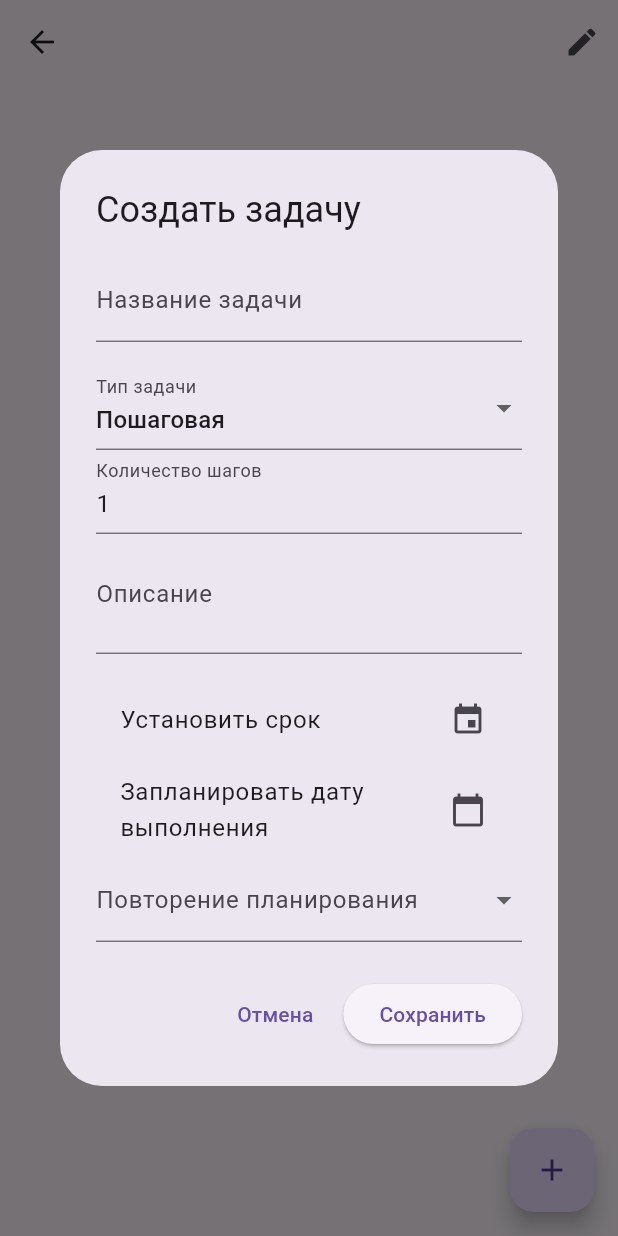
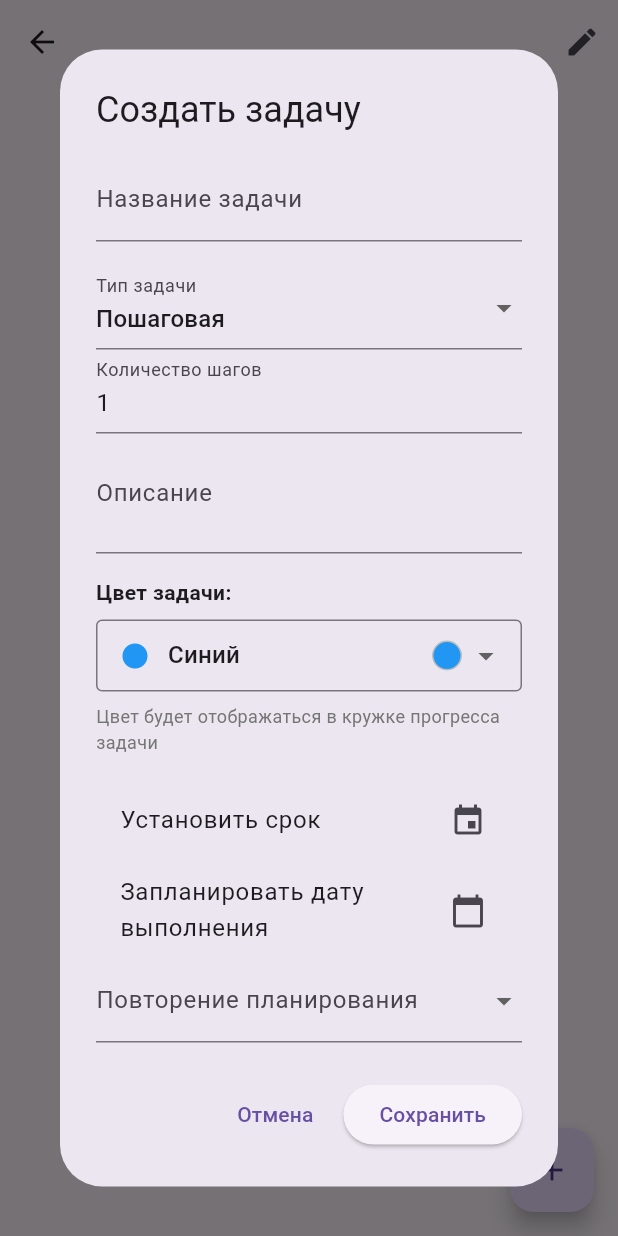
Before and after one commit to Vinillian/task_tracker, a Flutter app: the ProjectDetailScreen screen opened directly with empty values, after a tap on the "add" icon, on a phone screen of 412 x 824 dp. Run offline on Flutter 3.47's test engine with Material 3 defaults, Android fonts, the phone set to English and light mode, and no system bars; our stand-ins replace cloud_firestore, firebase_auth, firebase_core, hive, hive_flutter, share_plus and 1 more; accounts and stored records are empty.

Commit message:
feat: add color selection for tasks with dropdown picker
- Implement color field in Task model with Hive support
- Add dropdown color picker in task edit dialog
- Display task color in progress circles
- Support 18 color options with visual preview
- Maintain backward compatibility with default blue color

```diff
--- a/lib/models/task.dart
+++ b/lib/models/task.dart
@@ -2,7 +2,7 @@ import 'stage.dart';
 import 'package:hive/hive.dart';
 import 'task_type.dart';
 import 'recurrence.dart';
-
+import 'package:flutter/material.dart'; // ← ДОБАВИТЬ ЭТУ СТРОКУ
 part 'task.g.dart';
 
 @HiveType(typeId: 2)
@@ -37,6 +37,9 @@ class Task {
   @HiveField(9)
   final DateTime? plannedDate;
 
+  @HiveField(10) // Новое поле - следующий доступный номер
+  final int colorValue; // Будем хранить как int (цвет в формате 0xAARRGGBB)
+
 
   Task({
     required this.name,
@@ -44,12 +47,16 @@ class Task {
     required this.totalSteps,
     List<Stage>? stages,
     this.taskType = 'stepByStep',
-    this.recurrence, // Уже есть
+    this.recurrence,
     this.dueDate,
     this.isCompleted = false,
     this.description,
-    this.plannedDate, // Добавлено
+    this.plannedDate,
+    this.colorValue = 0xFF2196F3, // Синий по умолчанию
   }) : stages = stages ?? [];
+
+  // Добавляем геттер для удобства
+  Color get color => Color(colorValue);
 
   Map<String, dynamic> toFirestore() {
     return {
@@ -63,6 +70,7 @@ class Task {
       'isCompleted': isCompleted,
       'description': description,
       'plannedDate': plannedDate?.toIso8601String(), // Добавлено
+      'colorValue': colorValue, // Добавляем цвет
     };
   }
 
@@ -86,6 +94,7 @@ class Task {
       plannedDate: data['plannedDate'] != null // Добавлено
           ? DateTime.parse(data['plannedDate'])
           : null,
+      colorValue: data['colorValue'] ?? 0xFF2196F3, // Новое поле
     );
   }
 }
--- a/lib/screens/project_detail_screen.dart
+++ b/lib/screens/project_detail_screen.dart
@@ -93,9 +93,9 @@ class _ProjectDetailScreenState extends State<ProjectDetailScreen> {
         width: 36,
         height: 36,
         decoration: BoxDecoration(
-          color: ProgressUtils.getTaskColor(progress).withOpacity(0.2),
+          color: task.color.withOpacity(0.2),
           shape: BoxShape.circle,
-          border: Border.all(color: ProgressUtils.getTaskColor(progress)),
+          border: Border.all(color: task.color),
         ),
         child: Center(
           child: Text(
@@ -103,7 +103,7 @@ class _ProjectDetailScreenState extends State<ProjectDetailScreen> {
             style: TextStyle(
               fontSize: 10,
               fontWeight: FontWeight.bold,
-              color: ProgressUtils.getTaskColor(progress),
+              color: task.color,
             ),
           ),
         ),
--- a/lib/services/task_service.dart
+++ b/lib/services/task_service.dart
@@ -13,6 +13,7 @@ class TaskService {
     Recurrence? recurrence,
     DateTime? dueDate,
     String? description,
+    int colorValue = 0xFF2196F3, // Цвет по умолчанию
   }) {
     return Task(
       name: name,
@@ -137,8 +138,8 @@ class TaskService {
     );
   }
 
-  // Обновление задачи
-  static Task updateTask(Task oldTask, String name, int steps) {
+  // Обновление задачи с сохранением цвета
+  static Task updateTask(Task oldTask, String name, int steps, {int? colorValue}) {
     return Task(
       name: name,
       completedSteps: oldTask.completedSteps.clamp(0, steps),
@@ -149,6 +150,7 @@ class TaskService {
       dueDate: oldTask.dueDate,
       isCompleted: oldTask.isCompleted,
       description: oldTask.description,
+      colorValue: colorValue ?? oldTask.colorValue, // Сохраняем цвет
     );
   }
 
--- a/lib/widgets/task_edit_dialog.dart
+++ b/lib/widgets/task_edit_dialog.dart
@@ -3,6 +3,16 @@ import 'package:intl/intl.dart';
 import '../models/task.dart';
 import '../models/task_type.dart';
 import '../models/recurrence.dart';
+
+// Вспомогательный класс для хранения информации о цвете (ВЫНЕСТИ ЗА ПРЕДЕЛЫ КЛАССА)
+class _ColorOption {
+  final String name;
+  final int value;
+  final IconData icon;
+  final MaterialColor color;
+
+  _ColorOption(this.name, this.value, this.icon, this.color);
+}
 
 class TaskEditDialog extends StatefulWidget {
   final Task? initialTask;
@@ -27,7 +37,7 @@ class _TaskEditDialogState extends State<TaskEditDialog> {
   DateTime? _dueDate;
   DateTime? _plannedDate;
   Recurrence? _plannedRecurrence;
-
+  int _selectedColor = 0xFF2196F3; // Синий по умолчанию
 
   @override
   void initState() {
@@ -40,7 +50,7 @@ class _TaskEditDialogState extends State<TaskEditDialog> {
       _recurrence = widget.initialTask!.recurrence;
       _dueDate = widget.initialTask!.dueDate;
       _plannedDate = widget.initialTask!.plannedDate;
-      _plannedDate = widget.initialTask?.plannedDate;
+      _selectedColor = widget.initialTask!.colorValue;
     } else {
       _stepsController.text = '1';
     }
@@ -84,6 +94,8 @@ class _TaskEditDialogState extends State<TaskEditDialog> {
               maxLines: 2,
             ),
             const SizedBox(height: 16),
+            _buildColorPicker(),
+            const SizedBox(height: 16),
             ListTile(
               title: Text(_dueDate == null
                   ? 'Установить срок'
@@ -103,13 +115,13 @@ class _TaskEditDialogState extends State<TaskEditDialog> {
             ),
             ListTile(
               title: Text(_plannedDate == null
-                  ? 'Запланировать дату выполнения'  // Измененный текст
+                  ? 'Запланировать дату выполнения'
                   : 'Запланировано: ${DateFormat('dd.MM.yyyy').format(_plannedDate!)}'),
               trailing: const Icon(Icons.calendar_today),
               onTap: () async {
                 final date = await showDatePicker(
                   context: context,
-                  initialDate: _plannedDate ?? _dueDate ?? DateTime.now(),  // Исправлено здесь
+                  initialDate: _plannedDate ?? _dueDate ?? DateTime.now(),
                   firstDate: DateTime.now(),
                   lastDate: DateTime.now().add(const Duration(days: 365)),
                 );
@@ -149,6 +161,89 @@ class _TaskEditDialogState extends State<TaskEditDialog> {
     );
   }
 
+  Widget _buildColorPicker() {
+    final colors = [
+      _ColorOption('Красный', 0xFFF44336, Icons.circle, Colors.red),
+      _ColorOption('Розовый', 0xFFE91E63, Icons.circle, Colors.pink),
+      _ColorOption('Фиолетовый', 0xFF9C27B0, Icons.circle, Colors.purple),
+      _ColorOption('Глубокий фиолетовый', 0xFF673AB7, Icons.circle, Colors.deepPurple),
+      _ColorOption('Индиго', 0xFF3F51B5, Icons.circle, Colors.indigo),
+      _ColorOption('Синий', 0xFF2196F3, Icons.circle, Colors.blue),
+      _ColorOption('Голубой', 0xFF03A9F4, Icons.circle, Colors.lightBlue),
+      _ColorOption('Бирюзовый', 0xFF00BCD4, Icons.circle, Colors.cyan),
+      _ColorOption('Зеленый', 0xFF009688, Icons.circle, Colors.teal),
+      _ColorOption('Светло-зеленый', 0xFF4CAF50, Icons.circle, Colors.green),
+      _ColorOption('Лаймовый', 0xFF8BC34A, Icons.circle, Colors.lightGreen),
+      _ColorOption('Желтый', 0xFFCDDC39, Icons.circle, Colors.yellow),
+      _ColorOption('Янтарный', 0xFFFFC107, Icons.circle, Colors.amber),
+      _ColorOption('Оранжевый', 0xFFFF9800, Icons.circle, Colors.orange),
+      _ColorOption('Глубокий оранжевый', 0xFFFF5722, Icons.circle, Colors.deepOrange),
+      _ColorOption('Коричневый', 0xFF795548, Icons.circle, Colors.brown),
+      _ColorOption('Серый', 0xFF9E9E9E, Icons.circle, Colors.grey),
+      _ColorOption('Сине-серый', 0xFF607D8B, Icons.circle, Colors.blueGrey),
+    ];
+
+    // Находим текущий выбранный цвет
+    final currentColor = colors.firstWhere(
+          (color) => color.value == _selectedColor,
+      orElse: () => colors.firstWhere((color) => color.value == 0xFF2196F3),
+    );
+
+    return Column(
+      crossAxisAlignment: CrossAxisAlignment.start,
+      children: [
+        const Text('Цвет задачи:', style: TextStyle(fontWeight: FontWeight.bold)),
+        const SizedBox(height: 8),
+        DropdownButtonFormField<_ColorOption>(
+          value: currentColor,
+          items: colors.map((colorOption) {
+            return DropdownMenuItem<_ColorOption>(
+              value: colorOption,
+              child: Row(
+                children: [
+                  Icon(
+                    colorOption.icon,
+                    color: colorOption.color,
+                    size: 20,
+                  ),
+                  const SizedBox(width: 12),
+                  Text(colorOption.name),
+                  const Spacer(),
+                  Container(
+                    width: 20,
+                    height: 20,
+                    decoration: BoxDecoration(
+                      color: Color(colorOption.value),
+                      borderRadius: BorderRadius.circular(10),
+                      border: Border.all(color: Colors.grey.shade400),
+                    ),
+                  ),
+                ],
+              ),
+            );
+          }).toList(),
+          onChanged: (colorOption) {
+            if (colorOption != null) {
+              setState(() {
+                _selectedColor = colorOption.value;
+              });
+            }
+          },
+          decoration: const InputDecoration(
+            border: OutlineInputBorder(),
+            contentPadding: EdgeInsets.symmetric(horizontal: 12, vertical: 8),
+          ),
+          isExpanded: true,
+        ),
+        const SizedBox(height: 8),
+        Text(
+          'Цвет будет отображаться в кружке прогресса задачи',
+          style: TextStyle(fontSize: 12, color: Colors.grey[600]),
+        ),
+      ],
+    );
+  }
+
   void _saveTask() {
     final name = _nameController.text.trim();
     if (name.isEmpty) return;
@@ -170,6 +265,7 @@ class _TaskEditDialogState extends State<TaskEditDialog> {
           ? null
           : _descriptionController.text,
       plannedDate: _plannedDate,
+      colorValue: _selectedColor,
     );
 
     widget.onSave(task);
--- a/pubspec.yaml
+++ b/pubspec.yaml
@@ -28,10 +28,11 @@ dependencies:
 dev_dependencies:
   flutter_test:
     sdk: flutter
-  flutter_lints: ^3.0.0
+  flutter_lints: ^3.0.2
   mockito: ^5.4.4
   build_runner: ^2.4.13
   hive_generator: ^2.0.1
 
+
 flutter:
   uses-material-design: true
```
Also changed, not shown: lib/models/task.g.dart.
